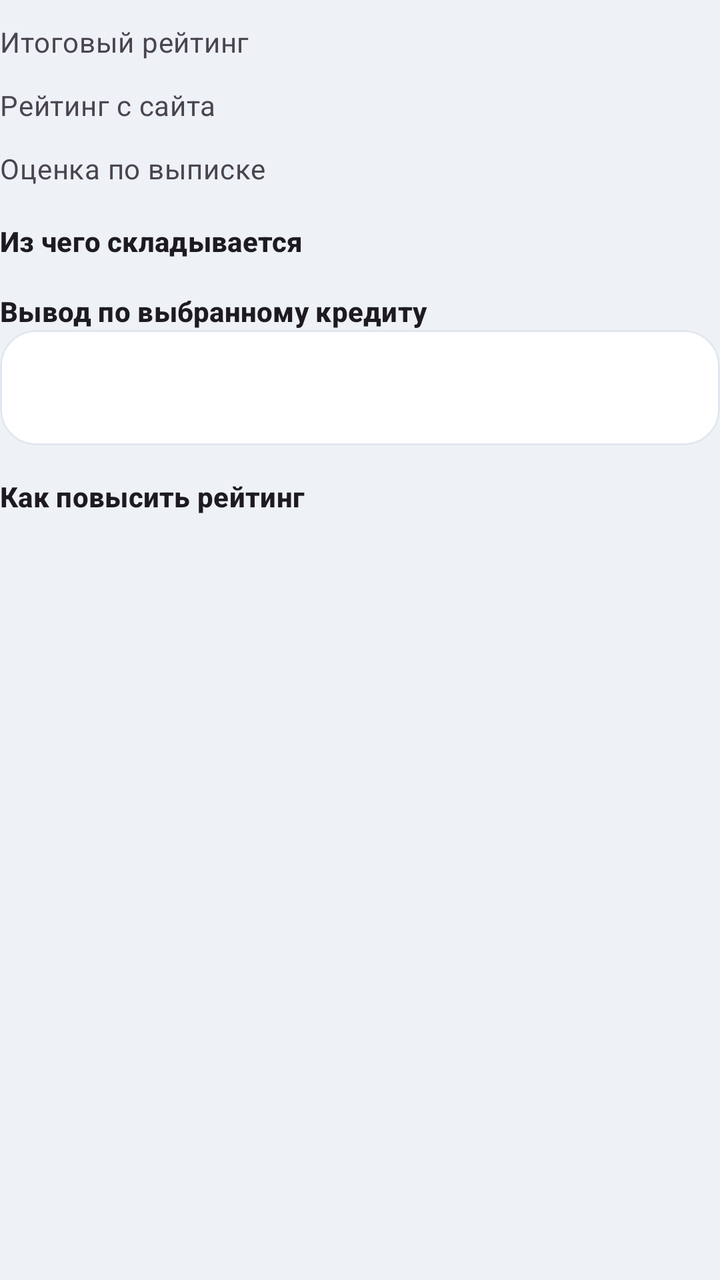
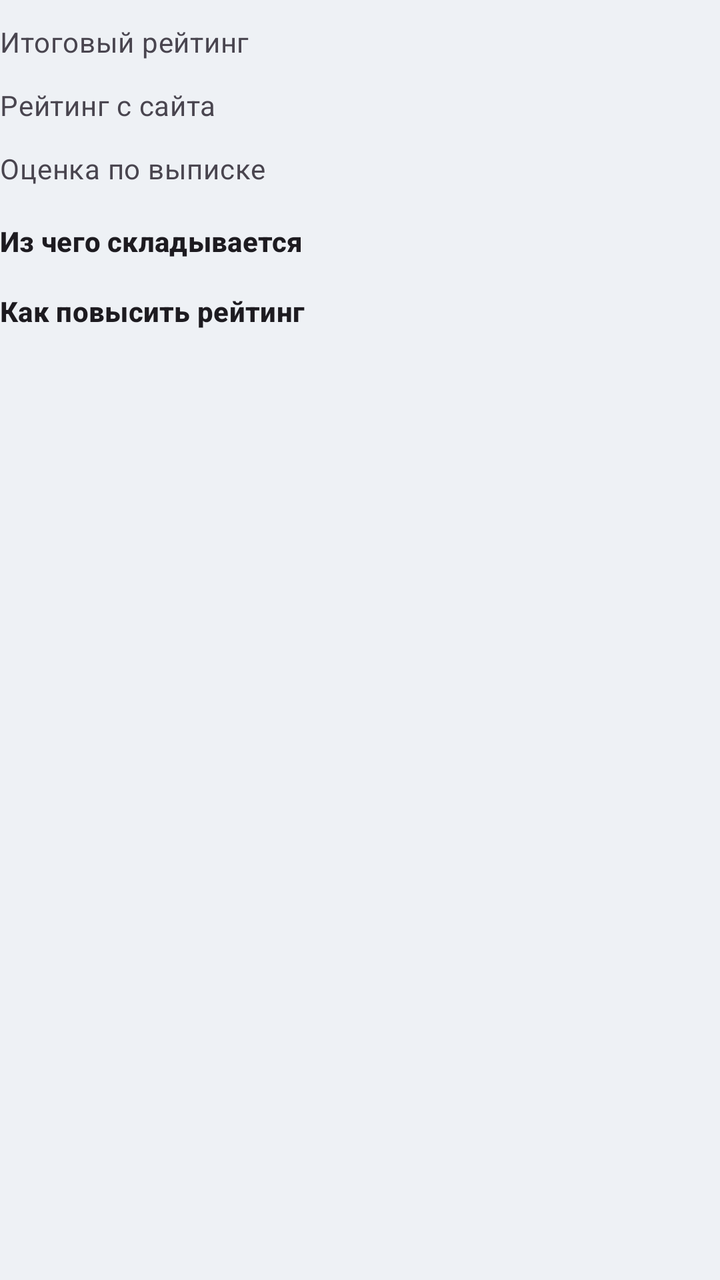

Screens rendered from an Android XML layout before and after an edit, with the pre-edit source and the edit as a unified diff.
<!-- AndroidManifest.xml: application theme Theme.CreditWise -->
<!-- res/layout/section_extended.xml -->
<?xml version="1.0" encoding="utf-8"?>
<LinearLayout xmlns:android="http://schemas.android.com/apk/res/android"
    xmlns:app="http://schemas.android.com/apk/res-auto"
    android:layout_width="match_parent"
    android:layout_height="wrap_content"
    android:orientation="vertical">

    <LinearLayout
        android:layout_width="match_parent"
        android:layout_height="wrap_content"
        android:orientation="vertical">

        <LinearLayout style="@style/Widget.CreditWise.MetricRow" android:orientation="horizontal">
            <TextView style="@style/Widget.CreditWise.MetricLabel" android:text="@string/result_final" />
            <TextView android:id="@+id/tvRating999" style="@style/Widget.CreditWise.MetricValue" />
        </LinearLayout>

        <LinearLayout style="@style/Widget.CreditWise.MetricRow" android:orientation="horizontal">
            <TextView style="@style/Widget.CreditWise.MetricLabel" android:text="@string/result_external" />
            <TextView android:id="@+id/tvExternal" style="@style/Widget.CreditWise.MetricValue" />
        </LinearLayout>

        <LinearLayout style="@style/Widget.CreditWise.MetricRow" android:orientation="horizontal">
            <TextView style="@style/Widget.CreditWise.MetricLabel" android:text="@string/result_behavior" />
            <TextView android:id="@+id/tvBehavior" style="@style/Widget.CreditWise.MetricValue" />
        </LinearLayout>
    </LinearLayout>

    <TextView
        android:layout_width="match_parent"
        android:layout_height="wrap_content"
        android:layout_marginTop="@dimen/gap_m"
        android:text="@string/result_factors"
        android:textAppearance="?attr/textAppearanceTitleSmall"
        android:textStyle="bold" />

    <LinearLayout
        android:id="@+id/factorContainer"
        android:layout_width="match_parent"
        android:layout_height="wrap_content"
        android:orientation="vertical" />

    <TextView
        android:layout_width="match_parent"
        android:layout_height="wrap_content"
        android:layout_marginTop="@dimen/gap_m"
        android:text="@string/result_loan_verdict"
        android:textAppearance="?attr/textAppearanceTitleSmall"
        android:textStyle="bold" />

    <com.google.android.material.card.MaterialCardView
        android:layout_width="match_parent"
        android:layout_height="wrap_content"
        app:cardBackgroundColor="?attr/colorSurface">

        <TextView
            android:id="@+id/tvLoanVerdict"
            android:layout_width="match_parent"
            android:layout_height="wrap_content"
            android:lineSpacingMultiplier="1.15"
            android:textAppearance="?attr/textAppearanceBodyLarge" />
    </com.google.android.material.card.MaterialCardView>

    <TextView
        android:layout_width="match_parent"
        android:layout_height="wrap_content"
        android:layout_marginTop="@dimen/gap_m"
        android:text="@string/result_recommendations"
        android:textAppearance="?attr/textAppearanceTitleSmall"
        android:textStyle="bold" />

    <LinearLayout
        android:id="@+id/recommendationContainer"
        android:layout_width="match_parent"
        android:layout_height="wrap_content"
        android:orientation="vertical" />

    <com.google.android.material.card.MaterialCardView
        android:id="@+id/cardApplyAll"
        android:layout_width="match_parent"
        android:layout_height="wrap_content"
        android:layout_marginTop="@dimen/gap_s"
        android:visibility="gone"
        app:cardBackgroundColor="@color/brand_emerald_tint">

        <TextView
            android:id="@+id/tvApplyAll"
            android:layout_width="match_parent"
            android:layout_height="wrap_content"
            android:lineSpacingMultiplier="1.15"
            android:textAppearance="?attr/textAppearanceBodyLarge"
            android:textColor="@color/brand_emerald_deep" />
    </com.google.android.material.card.MaterialCardView>
</LinearLayout>
<!-- resources referenced by this layout -->
<resources>
  <color name="brand_emerald_deep">#087350</color>
  <color name="brand_emerald_tint">#E5F6EF</color>
  <dimen name="gap_m">16dp</dimen>
  <dimen name="gap_s">8dp</dimen>
  <string name="result_behavior">Оценка по выписке</string>
  <string name="result_external">Рейтинг с сайта</string>
  <string name="result_factors">Из чего складывается</string>
  <string name="result_final">Итоговый рейтинг</string>
  <string name="result_loan_verdict">Вывод по выбранному кредиту</string>
  <string name="result_recommendations">Как повысить рейтинг</string>
  <style name="Widget.CreditWise.MetricLabel" parent="">
          <item name="android:layout_width">0dp</item>
          <item name="android:layout_height">wrap_content</item>
          <item name="android:layout_weight">1</item>
          <item name="android:textAppearance">?attr/textAppearanceBodyMedium</item>
          <item name="android:textColor">?android:attr/textColorSecondary</item>
      </style>
  <style name="Widget.CreditWise.MetricRow" parent="">
          <item name="android:layout_width">match_parent</item>
          <item name="android:layout_height">wrap_content</item>
          <item name="android:layout_marginTop">10dp</item>
          <item name="android:gravity">center_vertical</item>
          <item name="android:baselineAligned">false</item>
      </style>
  <style name="Widget.CreditWise.MetricValue" parent="">
          <item name="android:layout_width">wrap_content</item>
          <item name="android:layout_height">wrap_content</item>
          <item name="android:textAppearance">?attr/textAppearanceTitleMedium</item>
          <item name="android:fontFamily">monospace</item>
          <item name="android:textStyle">bold</item>
      </style>
  <style name="Theme.CreditWise" parent="Theme.Material3.DayNight.NoActionBar">
          <item name="colorPrimary">@color/brand_navy</item>
          <item name="colorPrimaryDark">@color/brand_navy_dark</item>
          <item name="colorOnPrimary">@color/white</item>
          <item name="colorSecondary">@color/brand_emerald</item>
          <item name="colorOnSecondary">@color/white</item>
          <item name="colorTertiary">@color/brand_violet_tag</item>
          <item name="android:colorBackground">@color/surface_sunken_light</item>
          <item name="colorSurface">@color/white</item>
          <item name="colorOutlineVariant">#E1E7EE</item>
  
          <item name="android:statusBarColor">@android:color/transparent</item>
          <item name="android:navigationBarColor">?attr/colorSurface</item>
          <item name="android:windowLightStatusBar" tools:targetApi="m">true</item>
          <item name="android:windowBackground">@color/surface_sunken_light</item>
  
          <item name="materialCardViewStyle">@style/Widget.CreditWise.Card</item>
      </style>
  <color name="brand_navy">#0B1F3A</color>
  <color name="brand_navy_dark">#081527</color>
  <color name="white">#FFFFFF</color>
  <color name="brand_emerald">#0E9D6C</color>
  <color name="brand_violet_tag">#5B2E96</color>
  <color name="surface_sunken_light">#EEF1F5</color>
  <style name="Widget.CreditWise.Card" parent="Widget.Material3.CardView.Elevated">
          <item name="cardCornerRadius">@dimen/card_radius</item>
          <item name="cardElevation">0dp</item>
          <item name="cardBackgroundColor">?attr/colorSurface</item>
          <item name="strokeColor">?attr/colorOutlineVariant</item>
          <item name="strokeWidth">1dp</item>
          <item name="contentPadding">18dp</item>
      </style>
  <dimen name="card_radius">18dp</dimen>
</resources>

<!-- the commit's change to res/layout/section_extended.xml (unified diff, before → after) -->
@@ -44,27 +44,6 @@
         android:layout_width="match_parent"
         android:layout_height="wrap_content"
         android:layout_marginTop="@dimen/gap_m"
-        android:text="@string/result_loan_verdict"
-        android:textAppearance="?attr/textAppearanceTitleSmall"
-        android:textStyle="bold" />
-
-    <com.google.android.material.card.MaterialCardView
-        android:layout_width="match_parent"
-        android:layout_height="wrap_content"
-        app:cardBackgroundColor="?attr/colorSurface">
-
-        <TextView
-            android:id="@+id/tvLoanVerdict"
-            android:layout_width="match_parent"
-            android:layout_height="wrap_content"
-            android:lineSpacingMultiplier="1.15"
-            android:textAppearance="?attr/textAppearanceBodyLarge" />
-    </com.google.android.material.card.MaterialCardView>
-
-    <TextView
-        android:layout_width="match_parent"
-        android:layout_height="wrap_content"
-        android:layout_marginTop="@dimen/gap_m"
         android:text="@string/result_recommendations"
         android:textAppearance="?attr/textAppearanceTitleSmall"
         android:textStyle="bold" />
<!-- resource entries referenced after the edit -->
@@ -8,7 +8,6 @@
   <string name="result_external">Рейтинг с сайта</string>
   <string name="result_factors">Из чего складывается</string>
   <string name="result_final">Итоговый рейтинг</string>
-  <string name="result_loan_verdict">Вывод по выбранному кредиту</string>
   <string name="result_recommendations">Как повысить рейтинг</string>
   <style name="Widget.CreditWise.MetricLabel" parent="">
           <item name="android:layout_width">0dp</item>
